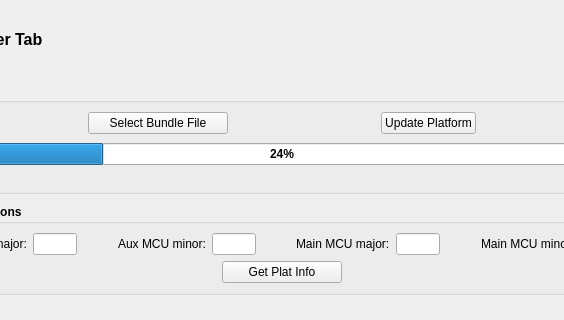
The window that src/BleDev.ui (mooltipass/moolticute) describes before a commit, drawn with Qt 5; both pictures show x 143 to 707 and y 0 to 320 of the 900 by 575 pixel window.
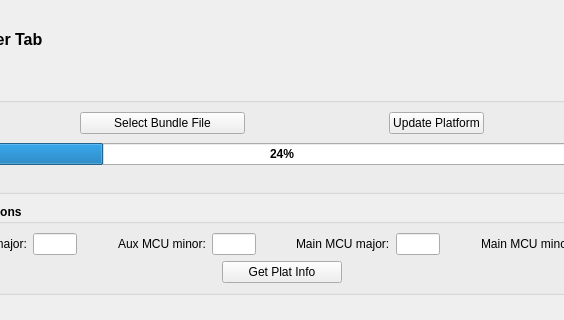
The same window after the commit.

Commit message: [BLE] Adjust Select Bundle File button size to Linux and Mac

What changed in the file:
```diff
--- a/src/BleDev.ui
+++ b/src/BleDev.ui
@@ -138,7 +138,7 @@
          <widget class="QPushButton" name="btnFileBrowser">
           <property name="minimumSize">
            <size>
-            <width>140</width>
+            <width>165</width>
             <height>0</height>
            </size>
           </property>
```
The commit also changes 1 other file.
